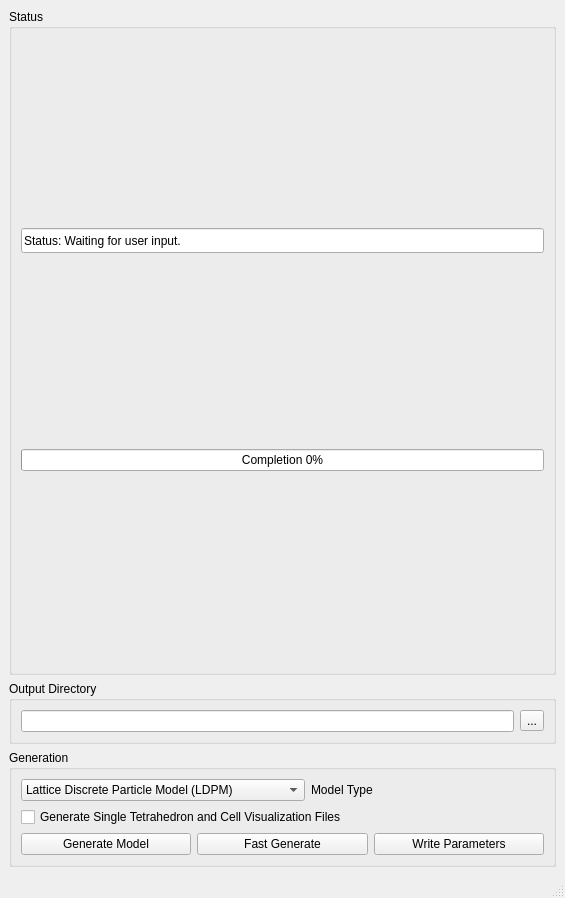
The window that freecad/chronoWorkbench/gui/ui/ui_LDPMCSL_generation.ui (Concrete-Chrono-Development/chrono-preprocessor) describes before a commit, drawn with Qt 5.
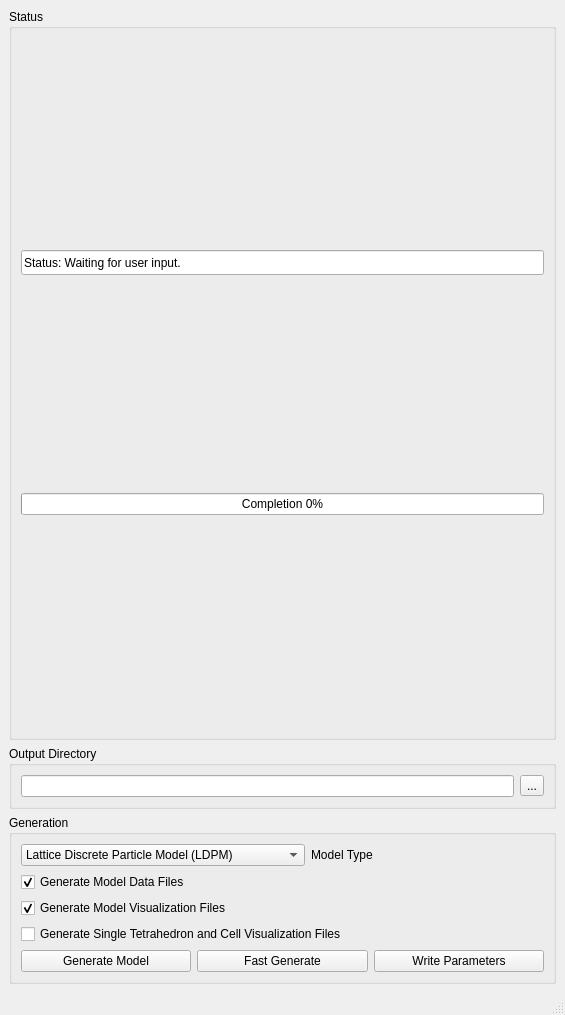
The same window after the commit.

Commit message: Provide option to select which outputs to generate

Diff of the .ui file:
```diff
--- a/freecad/chronoWorkbench/gui/ui/ui_LDPMCSL_generation.ui
+++ b/freecad/chronoWorkbench/gui/ui/ui_LDPMCSL_generation.ui
@@ -7,7 +7,7 @@
     <x>0</x>
     <y>0</y>
     <width>565</width>
-    <height>898</height>
+    <height>1015</height>
    </rect>
   </property>
   <property name="sizePolicy">
@@ -174,7 +174,39 @@
          </item>
         </layout>
        </item>
-       <item row="1" column="0" colspan="3">
+       <item row="1" column="0" colspan="2">
+        <widget class="QCheckBox" name="dataFilesGen">
+         <property name="enabled">
+          <bool>true</bool>
+         </property>
+         <property name="text">
+          <string>Generate Model Data Files</string>
+         </property>
+         <property name="checked">
+          <bool>true</bool>
+         </property>
+         <property name="tristate">
+          <bool>false</bool>
+         </property>
+        </widget>
+       </item>
+       <item row="2" column="0" colspan="2">
+        <widget class="QCheckBox" name="visFilesGen">
+         <property name="enabled">
+          <bool>true</bool>
+         </property>
+         <property name="text">
+          <string>Generate Model Visualization Files</string>
+         </property>
+         <property name="checked">
+          <bool>true</bool>
+         </property>
+         <property name="tristate">
+          <bool>false</bool>
+         </property>
+        </widget>
+       </item>
+       <item row="3" column="0" colspan="3">
         <widget class="QCheckBox" name="singleTetGen">
          <property name="enabled">
           <bool>true</bool>
@@ -190,7 +222,7 @@
          </property>
         </widget>
        </item>
-       <item row="2" column="0">
+       <item row="4" column="0">
         <widget class="QPushButton" name="generate">
          <property name="sizePolicy">
           <sizepolicy hsizetype="Preferred" vsizetype="Fixed">
@@ -212,7 +244,7 @@
          </property>
         </widget>
        </item>
-       <item row="2" column="1">
+       <item row="4" column="1">
         <widget class="QPushButton" name="generateFast">
          <property name="sizePolicy">
           <sizepolicy hsizetype="Preferred" vsizetype="Fixed">
@@ -234,7 +266,7 @@
          </property>
         </widget>
        </item>
-       <item row="2" column="2">
+       <item row="4" column="2">
         <widget class="QPushButton" name="writePara">
          <property name="enabled">
           <bool>true</bool>
```
The commit also changes 4 other files.
